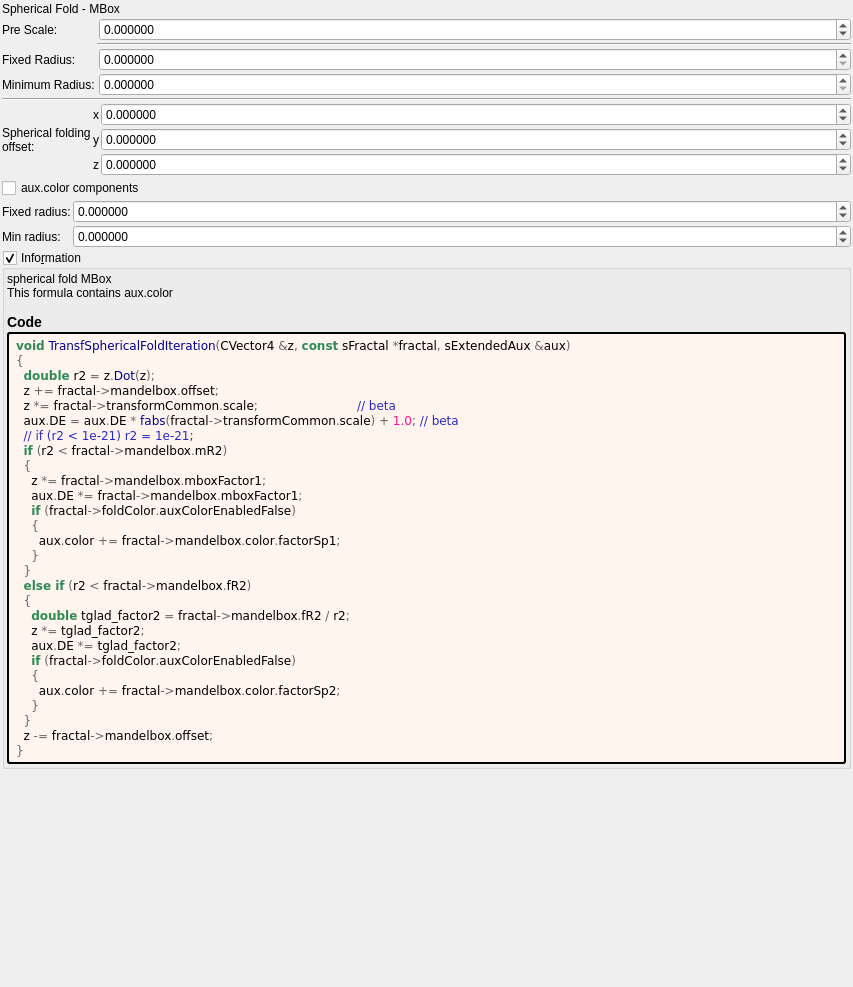
This is mandelbulber2/formula/ui/transf_spherical_fold.ui in buddhi1980/mandelbulber2 as Qt 5 draws it before an edit. The edited form follows.
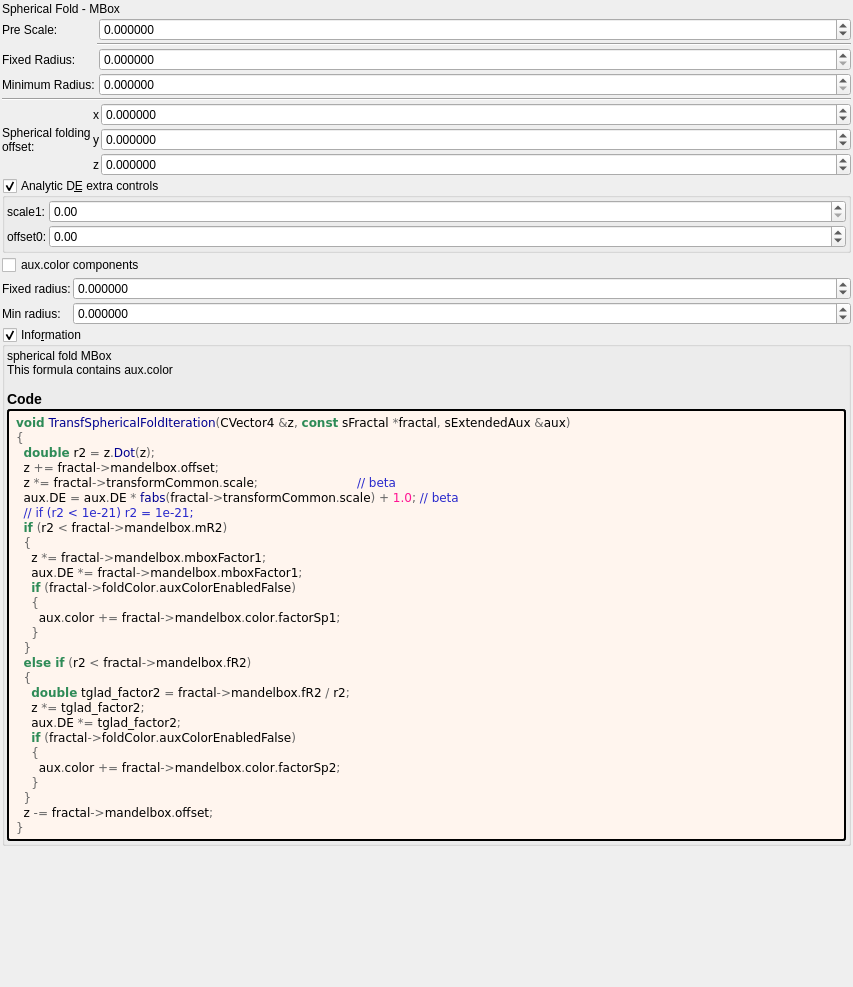
This is the edited form. Custom widgets are drawn as their Qt base class.

Commit message: trans spherical fold. Add DE options

Diff of the .ui file:
```diff
--- a/mandelbulber2/formula/ui/transf_spherical_fold.ui
+++ b/mandelbulber2/formula/ui/transf_spherical_fold.ui
@@ -306,6 +306,110 @@
      </item>
     </layout>
    </item>
+   <item>
+    <widget class="MyGroupBox" name="groupCheck_analyticDE_enabled_false">
+     <property name="title">
+      <string>Analytic D&amp;E extra controls</string>
+     </property>
+     <property name="checkable">
+      <bool>true</bool>
+     </property>
+     <layout class="QVBoxLayout" name="verticalLayout_13" stretch="0">
+      <property name="spacing">
+       <number>2</number>
+      </property>
+      <property name="leftMargin">
+       <number>2</number>
+      </property>
+      <property name="topMargin">
+       <number>2</number>
+      </property>
+      <property name="rightMargin">
+       <number>2</number>
+      </property>
+      <property name="bottomMargin">
+       <number>2</number>
+      </property>
+      <item>
+       <layout class="QGridLayout" name="gridLayout_27" columnstretch="0,0,1">
+        <property name="spacing">
+         <number>2</number>
+        </property>
+        <item row="1" column="2">
+         <widget class="MyDoubleSpinBox" name="spinbox_analyticDE_offset_0">
+          <property name="sizePolicy">
+           <sizepolicy hsizetype="Minimum" vsizetype="Maximum">
+            <horstretch>0</horstretch>
+            <verstretch>0</verstretch>
+           </sizepolicy>
+          </property>
+          <property name="prefix">
+           <string/>
+          </property>
+          <property name="suffix">
+           <string/>
+          </property>
+          <property name="decimals">
+           <number>2</number>
+          </property>
+          <property name="minimum">
+           <double>-99.989999999999995</double>
+          </property>
+          <property name="maximum">
+           <double>99.989999999999995</double>
+          </property>
+          <property name="singleStep">
+           <double>0.100000000000000</double>
+          </property>
+         </widget>
+        </item>
+        <item row="1" column="1">
+         <widget class="QLabel" name="label_177">
+          <property name="text">
+           <string>offset0:</string>
+          </property>
+         </widget>
+        </item>
+        <item row="0" column="1">
+         <widget class="QLabel" name="label_182">
+          <property name="text">
+           <string>scale1:</string>
+          </property>
+         </widget>
+        </item>
+        <item row="0" column="2">
+         <widget class="MyDoubleSpinBox" name="spinbox_analyticDE_scale_1">
+          <property name="sizePolicy">
+           <sizepolicy hsizetype="Minimum" vsizetype="Maximum">
+            <horstretch>0</horstretch>
+            <verstretch>0</verstretch>
+           </sizepolicy>
+          </property>
+          <property name="prefix">
+           <string/>
+          </property>
+          <property name="suffix">
+           <string/>
+          </property>
+          <property name="decimals">
+           <number>2</number>
+          </property>
+          <property name="minimum">
+           <double>0.000000000000000</double>
+          </property>
+          <property name="maximum">
+           <double>99.989999999999995</double>
+          </property>
+          <property name="singleStep">
+           <double>0.100000000000000</double>
+          </property>
+         </widget>
+        </item>
+       </layout>
+      </item>
+     </layout>
+    </widget>
+   </item>
    <item>
     <layout class="QGridLayout" name="gridLayout_6" columnstretch="0,1">
      <property name="spacing">
@@ -503,17 +607,17 @@
   </layout>
  </widget>
  <customwidgets>
-  <customwidget>
-   <class>MyDoubleSpinBox</class>
-   <extends>QDoubleSpinBox</extends>
-   <header>my_double_spin_box.h</header>
-  </customwidget>
   <customwidget>
    <class>MyGroupBox</class>
    <extends>QGroupBox</extends>
    <header>my_group_box.h</header>
    <container>1</container>
   </customwidget>
+  <customwidget>
+   <class>MyDoubleSpinBox</class>
+   <extends>QDoubleSpinBox</extends>
+   <header>my_double_spin_box.h</header>
+  </customwidget>
  </customwidgets>
  <tabstops>
   <tabstop>spinbox_mandelbox_folding_fixed_radius</tabstop>
```
Left out of the diff: 122 changed lines with no effect on the pictures. The commit also changes 2 other files.
